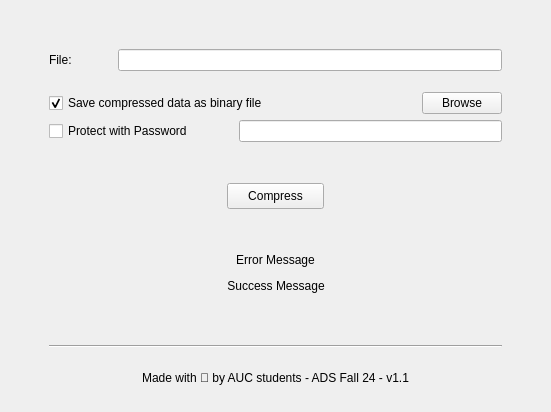
Qt form src/main_window/mainwindow.ui (MikhaelMounay/huffman-file-zipper) before a commit.
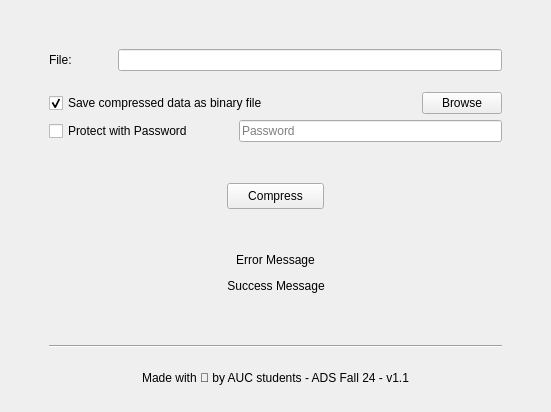
The same form after that commit.

Commit message: (fix) MainWindow: add placeholder for lineEdit_password

```diff
--- a/src/main_window/mainwindow.ui
+++ b/src/main_window/mainwindow.ui
@@ -245,6 +245,9 @@
                                 <property name="echoMode">
                                     <enum>QLineEdit::Password</enum>
                                 </property>
+                                <property name="placeholderText">
+                                    <string>Password</string>
+                                </property>
                             </widget>
                         </item>
                         <item>
```
